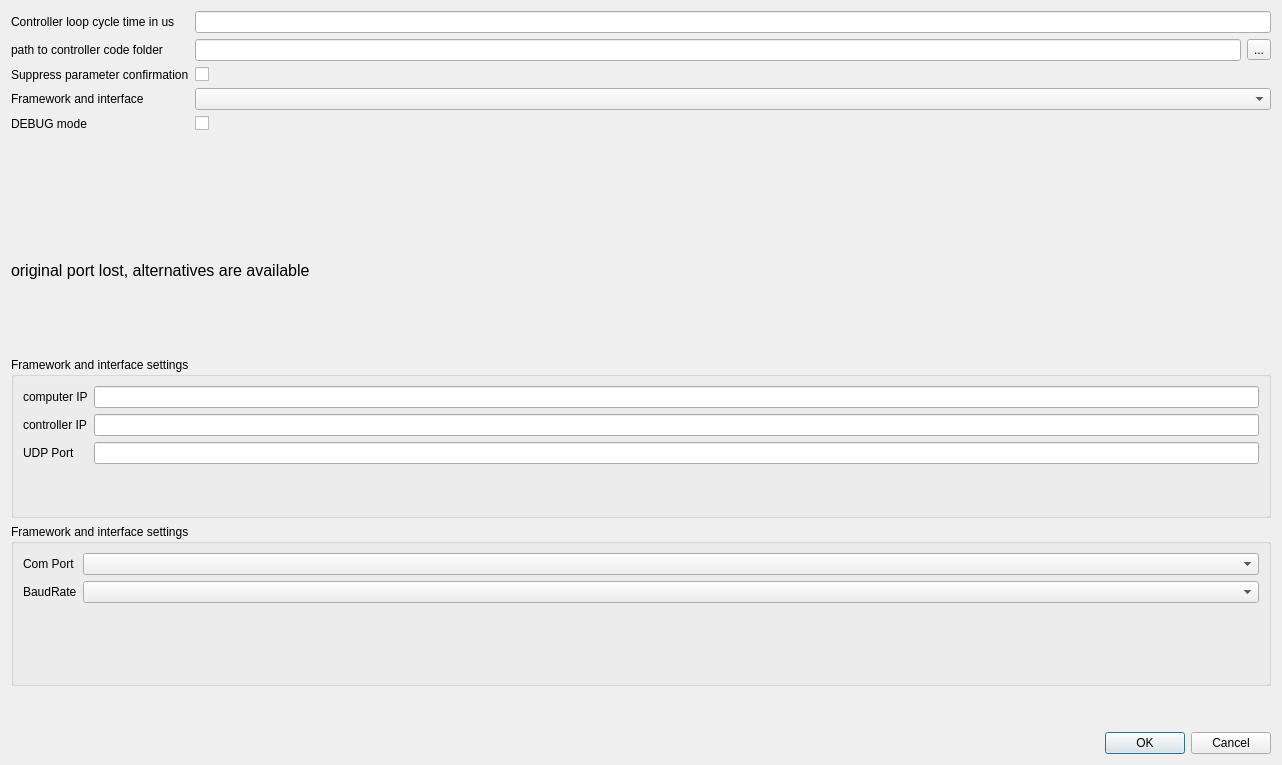
Qt form gui/designerfiles/projectMiscSettingsDialog.ui (hmcontroller/ControlDemonstrator) before a commit.
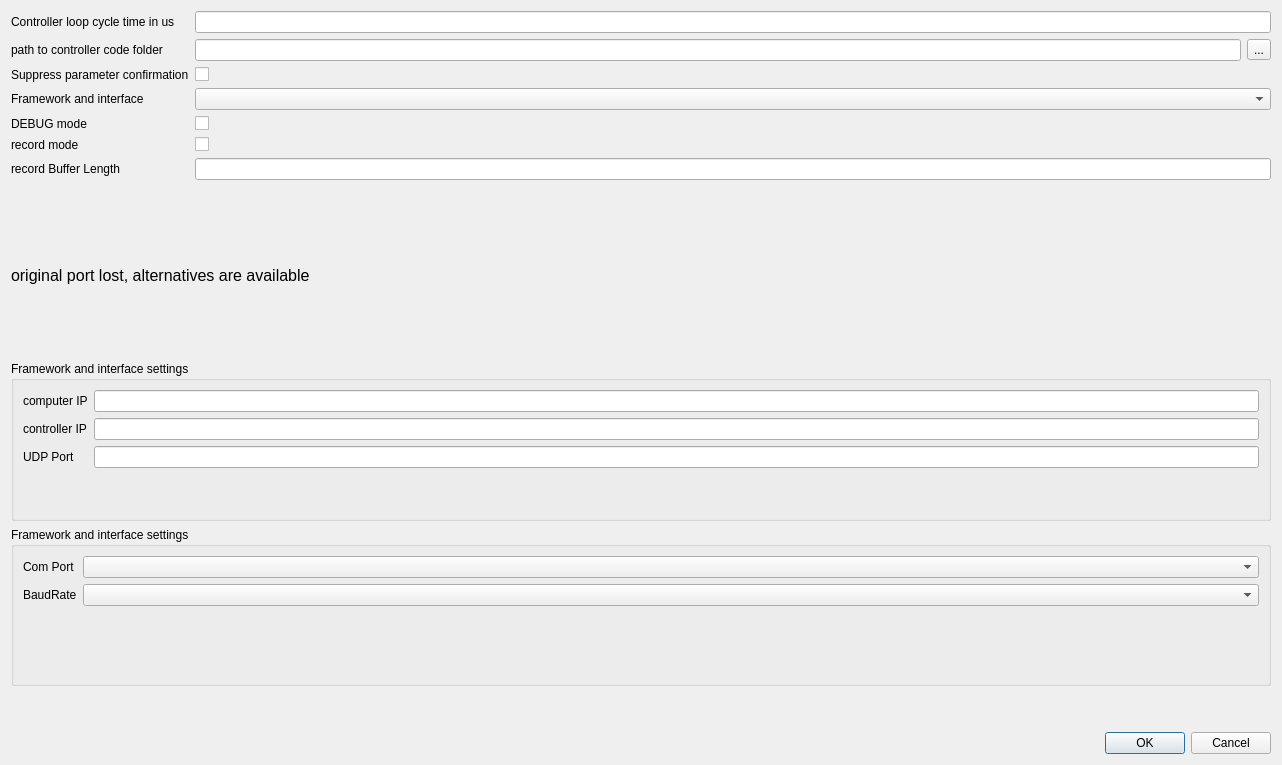
The same form after that commit.

Commit message: record mode work in progress

Patch:
```diff
--- a/gui/designerfiles/projectMiscSettingsDialog.ui
+++ b/gui/designerfiles/projectMiscSettingsDialog.ui
@@ -91,6 +91,30 @@
        </property>
       </widget>
      </item>
+     <item row="5" column="0">
+      <widget class="QLabel" name="label_11">
+       <property name="text">
+        <string>record mode</string>
+       </property>
+      </widget>
+     </item>
+     <item row="5" column="1">
+      <widget class="QCheckBox" name="checkBoxRecordMode">
+       <property name="text">
+        <string/>
+       </property>
+      </widget>
+     </item>
+     <item row="6" column="0">
+      <widget class="QLabel" name="label_12">
+       <property name="text">
+        <string>record Buffer Length</string>
+       </property>
+      </widget>
+     </item>
+     <item row="6" column="1">
+      <widget class="QLineEdit" name="lineEditRecordBufferLength"/>
+     </item>
     </layout>
    </item>
    <item>
```
The commit also changes 26 other files.
